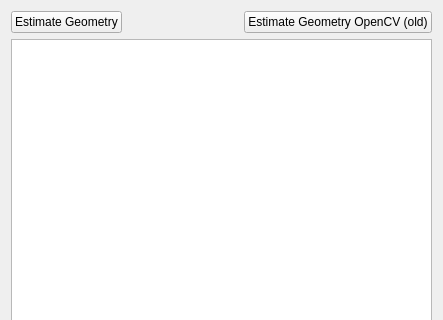
First picture: the form in src/cfclient/ui/dialogs/lighthouse_bs_geometry_dialog.ui, repository bitcraze/crazyflie-clients-python, before the edit; both pictures show x 0 to 443 and y 0 to 320 of the 443 by 555 pixel window.
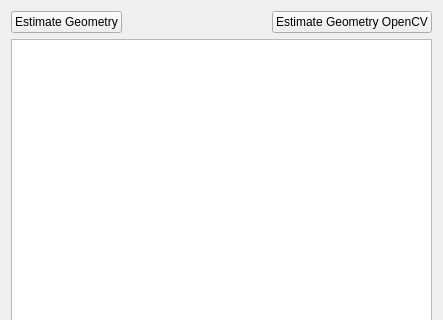
Second picture: the form after the edit.

Commit message: address comments PR

```diff
--- a/src/cfclient/ui/dialogs/lighthouse_bs_geometry_dialog.ui
+++ b/src/cfclient/ui/dialogs/lighthouse_bs_geometry_dialog.ui
@@ -44,7 +44,7 @@
        <item>
         <widget class="QPushButton" name="_estimate_geometry_old_button">
          <property name="text">
-          <string>Estimate Geometry OpenCV (old)</string>
+          <string>Estimate Geometry OpenCV</string>
          </property>
         </widget>
        </item>
```
Left out of the diff: 2 changed lines with no effect on the pictures. The commit also changes 2 other files.
